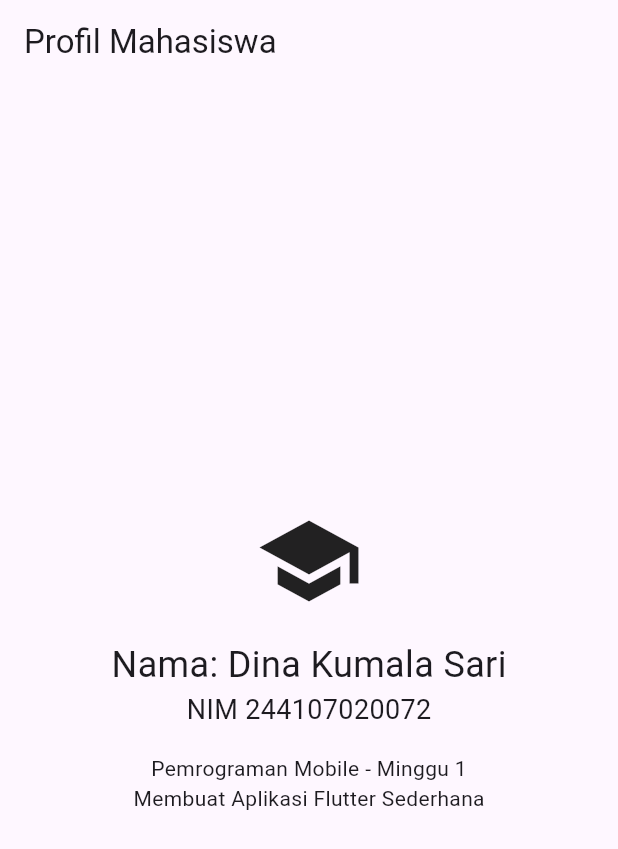
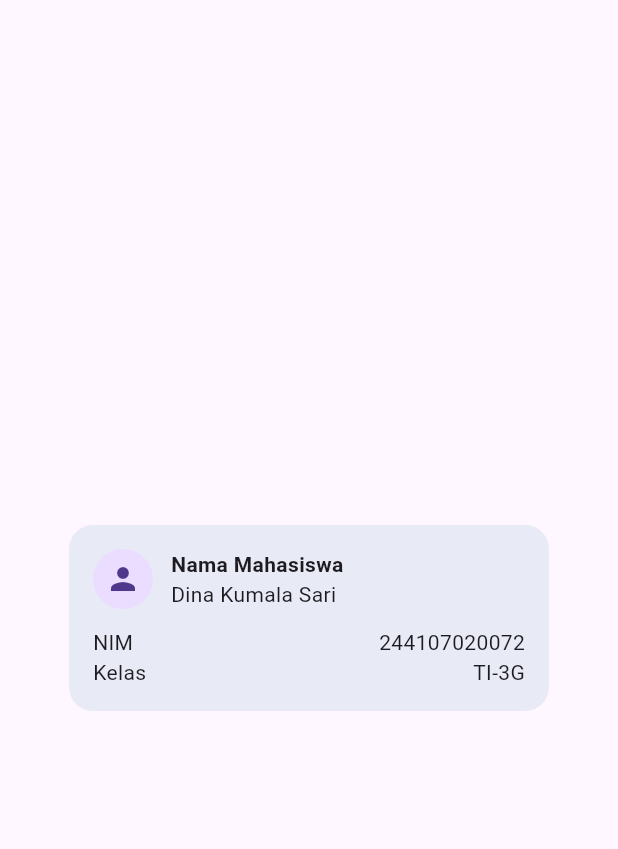
Before and after one commit to DinaKSari/244107020072-mobile-course, a Flutter app: the screen it shows after launch, on a phone screen of 412 x 824 dp. Shown: the top 849 px of the screen. Run offline on Flutter 3.47's test engine with Material 3 defaults, Android fonts, the light colour scheme and no system bars.

Commit message:
experiment warm-up

```diff
--- a/01-week-1-mobile-development-ecosystem-flutter-refresh/lib/main.dart
+++ b/01-week-1-mobile-development-ecosystem-flutter-refresh/lib/main.dart
@@ -13,19 +13,54 @@ class MyApp extends StatelessWidget {
     return MaterialApp(
       debugShowCheckedModeBanner: false,
       home: Scaffold(
-        appBar: AppBar(title: const Text('Profil Mahasiswa')),
-        body: const Center(
-          child: Column(mainAxisSize: MainAxisSize.min, children:[
-            Icon(Icons.school, size: 72),
-            SizedBox(height: 16),
-            Text('Nama: Dina Kumala Sari', style: TextStyle(fontSize: 24)),
-            Text('NIM 244107020072', style: TextStyle(fontSize: 18)),
-            SizedBox(height: 16),
-            Text('Pemrograman Mobile - Minggu 1'),
-            Text('Membuat Aplikasi Flutter Sederhana')
-          ])
-        )
+        body: Center(child: ProfileCard())
       ),
     );
   }
 }
+
+class ProfileCard extends StatelessWidget {
+  const ProfileCard({super.key});
+
+  @override
+  Widget build(BuildContext context) {
+    return Container(
+      width: 320,
+      padding: const EdgeInsets.all(16),
+      decoration: BoxDecoration(
+        color: Colors.indigo.shade50,
+        borderRadius: BorderRadius.circular(16),
+      ),
+      child: Column(
+        mainAxisSize: MainAxisSize.min,
+        children: [
+          Row(
+            children: [
+              const CircleAvatar(child: Icon(Icons.person)),
+              const SizedBox(width: 12),
+              Expanded(
+                child: Column(
+                  crossAxisAlignment: CrossAxisAlignment.start,
+                  children: const [
+                    Text('Nama Mahasiswa',
+                        style: TextStyle(fontWeight: FontWeight.bold)),
+                    Text('Dina Kumala Sari'),
+                  ],
+                ),
+              ),
+            ],
+          ),
+          const SizedBox(height: 12),
+          const Row(children: [
+            Expanded(child: Text('NIM')),
+            Text('244107020072'),
+          ]),
+          const Row(children: [
+            Expanded(child: Text('Kelas')),
+            Text('TI-3G'),
+          ]),
+        ],
+      ),
+    );
+  }
+}
```
Also changed, not shown: 1 other file.
